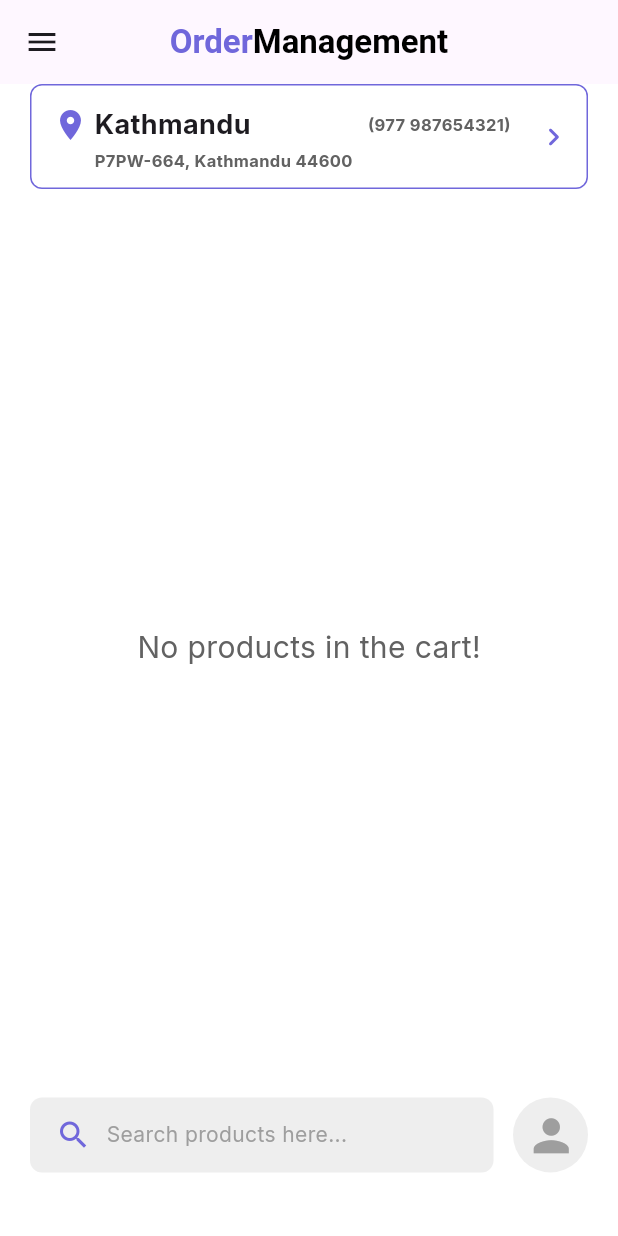
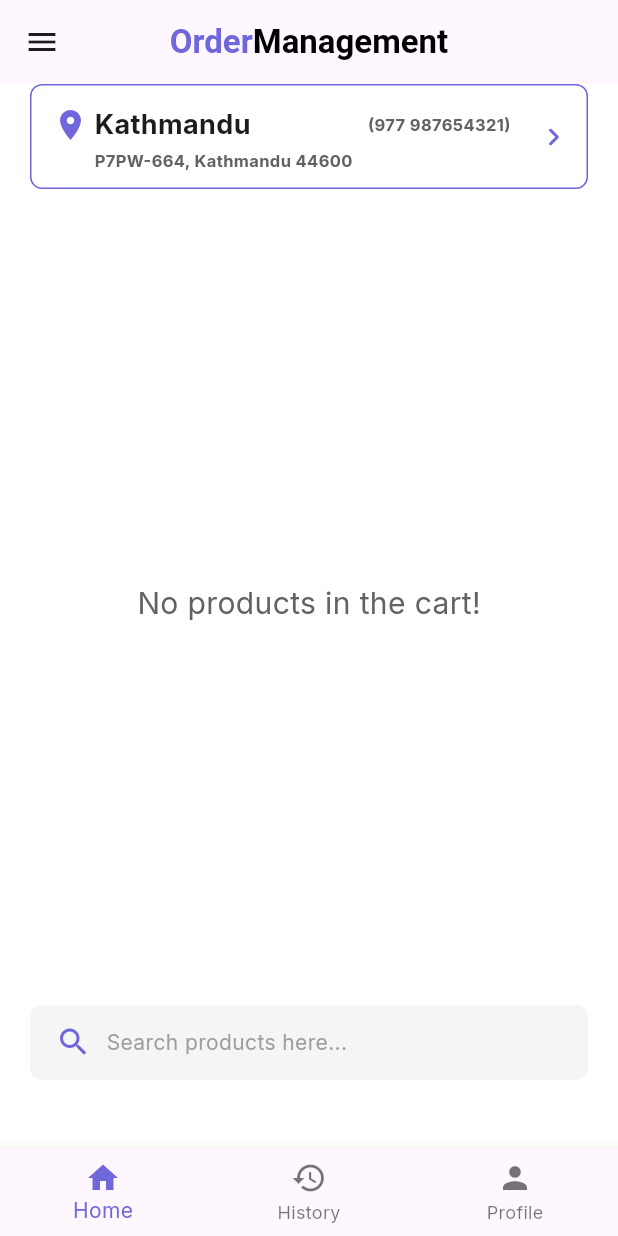
Before and after one commit to Sabinkc/order_management_system, a Flutter app: the screen it shows after launch, after a tap on "Login", on a phone screen of 412 x 824 dp. Run offline on Flutter 3.47's test engine with Material 3 defaults, Android fonts, the phone set to English and light mode, and no system bars; drawn by our look-alikes of keyboard_dismisser; our stand-ins replace google_fonts, icons_plus.

Commit message:
added bottom navigation bar

```diff
--- /dev/null
+++ b/lib/features/dashboard/domain/bottom_navigationbar_provider.dart
@@ -0,0 +1,11 @@
+import 'package:flutter/material.dart';
+
+class BottomNavigationbarProvider extends ChangeNotifier{
+
+  int selectedIndex = 0;
+
+  updateSelectedIndex(int index){
+selectedIndex = index;
+notifyListeners();
+  }
+}
--- a/lib/features/dashboard/presentation/screens/dashboard_screen.dart
+++ b/lib/features/dashboard/presentation/screens/dashboard_screen.dart
@@ -23,6 +23,7 @@ class DashboardScreen extends StatelessWidget {
         appBar: PreferredSize(
             preferredSize: Size.fromHeight(kToolbarHeight),
             child: AppbarDashboard()),
+
         body: SingleChildScrollView(
           child: Column(
             mainAxisAlignment: MainAxisAlignment.start,
@@ -30,13 +31,13 @@ class DashboardScreen extends StatelessWidget {
             children: [
               TopContainerDashboard(),
               SizedBox(
-                height: screenWidth * 0.05,
+                height: screenWidth * 0.03,
               ),
               Consumer<CartQuantityProvider>(
                   builder: (context, provider, child) {
                 return provider.cartItems.isEmpty
                     ? SizedBox(
-                        height: screenHeight * 0.69,
+                        height: screenHeight * 0.64,
                         child: Center(
                           child: Text(
                             "No products in the cart!",
@@ -55,16 +56,16 @@ class DashboardScreen extends StatelessWidget {
                                     fontWeight: FontWeight.bold, fontSize: 16),
                               )),
                           SizedBox(
-                            height: screenWidth * 0.02,
+                            height: screenWidth * 0.001,
                           ),
                           Divider(),
                           OrdersWidgetDashboard(),
                           SizedBox(
-                            height: 10,
+                            height: 5,
                           ),
                           Divider(),
                           SizedBox(
-                            height: screenHeight * 0.01,
+                            height: screenHeight * 0.001,
                           ),
                           Padding(
                               padding: EdgeInsets.symmetric(horizontal: 20),
@@ -78,22 +79,22 @@ class DashboardScreen extends StatelessWidget {
                           ),
                           InvoiceWidgetDashboard(),
                           SizedBox(
-                            height: screenHeight * 0.01,
+                            height: screenHeight * 0.005,
                           ),
                           Divider(),
                           SizedBox(
-                            height: screenHeight * 0.01,
+                            height: screenHeight * 0.005,
                           ),
                           CheckoutWidget(),
                           SizedBox(
-                            height: screenHeight * 0.02,
+                            height: screenHeight * 0.01,
                           ),
                           Divider(),
                         ],
                       );
               }),
               SizedBox(
-                height: screenHeight * 0.02,
+                height: screenHeight * 0.005,
               ),
               SearchWidgetDashboard(),
             ],
--- /dev/null
+++ b/lib/features/dashboard/presentation/screens/landing_screen.dart
@@ -0,0 +1,46 @@
+import 'package:flutter/material.dart';
+import 'package:order_management_system/common/common_color.dart';
+import 'package:order_management_system/features/dashboard/domain/bottom_navigationbar_provider.dart';
+import 'package:order_management_system/features/dashboard/presentation/screens/dashboard_screen.dart';
+import 'package:order_management_system/features/dashboard/presentation/screens/profile_screen.dart';
+import 'package:order_management_system/features/order%20history/presentation/screens/order_history_screen.dart';
+import 'package:provider/provider.dart';
+
+class LandingScreen extends StatelessWidget {
+  const LandingScreen({super.key});
+
+  @override
+  Widget build(BuildContext context) {
+    List<Widget> screens = [
+      DashboardScreen(),
+      OrderHistoryScreen(),
+      ProfileScreen(),
+    ];
+
+    return DefaultTabController(
+      length: 3,
+      child: Scaffold(body: Consumer<BottomNavigationbarProvider>(
+        builder: (context, provider, child) {
+          return screens[provider.selectedIndex];
+        },
+      ), bottomNavigationBar: Consumer<BottomNavigationbarProvider>(
+          builder: (context, provider, child) {
+        return BottomNavigationBar(
+            onTap: (index) {
+              Provider.of<BottomNavigationbarProvider>(context, listen: false)
+                  .updateSelectedIndex(index);
+            },
+            currentIndex: provider.selectedIndex,
+            selectedItemColor: CommonColor.primaryColor,
+            selectedIconTheme: IconThemeData(color: CommonColor.primaryColor),
+            items: [
+              BottomNavigationBarItem(label: "Home", icon: Icon(Icons.home)),
+              BottomNavigationBarItem(
+                  icon: Icon(Icons.history), label: "History"),
+              BottomNavigationBarItem(
+                  icon: Icon(Icons.person), label: "Profile"),
+            ]);
+      })),
+    );
+  }
+}
--- a/lib/features/dashboard/presentation/screens/test_screen.dart
+++ b/lib/features/dashboard/presentation/screens/search_screen.dart
@@ -6,8 +6,8 @@ import 'package:order_management_system/features/dashboard/domain/cart_quantity_
 import 'package:order_management_system/features/dashboard/domain/tab_bar_provider.dart';
 import 'package:provider/provider.dart';
 
-class TestScreen extends StatelessWidget {
-  const TestScreen({super.key});
+class SearchScreen extends StatelessWidget {
+  const SearchScreen({super.key});
 
   @override
   Widget build(BuildContext context) {
--- a/lib/features/dashboard/presentation/widgets/search_widget_dashboard.dart
+++ b/lib/features/dashboard/presentation/widgets/search_widget_dashboard.dart
@@ -1,19 +1,16 @@
 import 'package:flutter/material.dart';
 import 'package:order_management_system/common/common_color.dart';
-import 'package:order_management_system/features/dashboard/presentation/screens/test_screen.dart';
+import 'package:order_management_system/features/dashboard/presentation/screens/search_screen.dart';
 
 class SearchWidgetDashboard extends StatelessWidget {
   const SearchWidgetDashboard({super.key});
 
   @override
   Widget build(BuildContext context) {
-    final double screenWidth = MediaQuery.of(context).size.width;
+    // final double screenWidth = MediaQuery.of(context).size.width;
     return Padding(
       padding: EdgeInsets.symmetric(horizontal: 20),
-      child: Row(
-        mainAxisAlignment: MainAxisAlignment.spaceBetween,
-        children: [
-          GestureDetector(
+      child: GestureDetector(
         onTap: () {
           showModalBottomSheet(
             isScrollControlled: true,
@@ -24,16 +21,16 @@ class SearchWidgetDashboard extends StatelessWidget {
                     topLeft: Radius.circular(25),
                     topRight: Radius.circular(25))),
             builder: (context) {
-                  return TestScreen();
+              return SearchScreen();
             },
           );
         },
         child: Container(
-              width: screenWidth * 0.75,
+          // width: screenWidth * 0.75,
+          width: double.infinity,
           height: 50,
           decoration: BoxDecoration(
-                  color: Colors.grey[200],
-                  borderRadius: BorderRadius.circular(8)),
+              color: Colors.grey[100], borderRadius: BorderRadius.circular(8)),
           child: Row(
             spacing: 10,
             children: [
@@ -52,21 +49,6 @@ class SearchWidgetDashboard extends StatelessWidget {
           ),
         ),
       ),
-          CircleAvatar(
-            radius: 25,
-            backgroundColor: Colors.grey[200],
-            // foregroundColor: CommonColor.primaryColor,
-            // backgroundColor: CommonColor.primaryColor,
-            child: IconButton(
-                onPressed: () {},
-                icon: Icon(
-                  Icons.person,
-                  size: 35,
-                  color: Colors.grey,
-                )),
-          ),
-        ],
-      ),
     );
   }
 }
--- a/lib/features/login/presentation/widgets/login_button.dart
+++ b/lib/features/login/presentation/widgets/login_button.dart
@@ -1,7 +1,8 @@
 import 'package:flutter/cupertino.dart';
 import 'package:flutter/material.dart';
 import 'package:order_management_system/common/common_color.dart';
-import 'package:order_management_system/features/dashboard/presentation/screens/dashboard_screen.dart';
+
+import 'package:order_management_system/features/dashboard/presentation/screens/landing_screen.dart';
 
 class LoginButton extends StatelessWidget {
   const LoginButton({super.key});
@@ -20,7 +21,7 @@ class LoginButton extends StatelessWidget {
               backgroundColor: CommonColor.primaryColor),
           onPressed: () {
             Navigator.push(context,
-                CupertinoPageRoute(builder: (context) => DashboardScreen()));
+                CupertinoPageRoute(builder: (context) => LandingScreen()));
           },
           child: Text(
             "Login",
--- a/lib/features/signup/presentation/widgets/signup_button.dart
+++ b/lib/features/signup/presentation/widgets/signup_button.dart
@@ -1,7 +1,8 @@
 import 'package:flutter/cupertino.dart';
 import 'package:flutter/material.dart';
 import 'package:order_management_system/common/common_color.dart';
-import 'package:order_management_system/features/dashboard/presentation/screens/dashboard_screen.dart';
+import 'package:order_management_system/features/dashboard/presentation/screens/landing_screen.dart';
+
 
 class SignupButton extends StatelessWidget {
   const SignupButton({super.key});
@@ -20,7 +21,7 @@ class SignupButton extends StatelessWidget {
               backgroundColor: CommonColor.primaryColor),
           onPressed: () {
             Navigator.push(context,
-                CupertinoPageRoute(builder: (context) => DashboardScreen()));
+                CupertinoPageRoute(builder: (context) => LandingScreen()));
           },
           child: Text(
             "Sign Up",
--- a/lib/main.dart
+++ b/lib/main.dart
@@ -1,5 +1,6 @@
 import 'package:flutter/material.dart';
 import 'package:google_fonts/google_fonts.dart';
+import 'package:order_management_system/features/dashboard/domain/bottom_navigationbar_provider.dart';
 import 'package:order_management_system/features/dashboard/domain/cart_quantity_provider.dart';
 import 'package:order_management_system/features/dashboard/domain/tab_bar_provider.dart';
 import 'package:order_management_system/features/login/domain/login_textfield_provider.dart';
@@ -26,8 +27,12 @@ class MyApplication extends StatelessWidget {
             create: (_) => LoginTextfieldProvider()),
         ChangeNotifierProvider<SignupTextfieldProvider>(
             create: (_) => SignupTextfieldProvider()),
-            ChangeNotifierProvider<CartQuantityProvider>(
+        ChangeNotifierProvider<CartQuantityProvider>(
             create: (_) => CartQuantityProvider()),
+        ChangeNotifierProvider<SignupTextfieldProvider>(
+            create: (_) => SignupTextfieldProvider()),
+        ChangeNotifierProvider<BottomNavigationbarProvider>(
+            create: (_) => BottomNavigationbarProvider()),
       ],
       child: MaterialApp(
         theme: ThemeData(
```
Also changed, not shown: lib/features/dashboard/presentation/screens/profile_screen.dart (added, +42 -0 lines), lib/features/dashboard/presentation/widgets/orders_widget_dashboard.dart (+29 -9 lines), lib/features/order history/presentation/screens/order_history_screen.dart (added, +44 -0 lines). Lines whose indentation alone changed are shown as unchanged.
